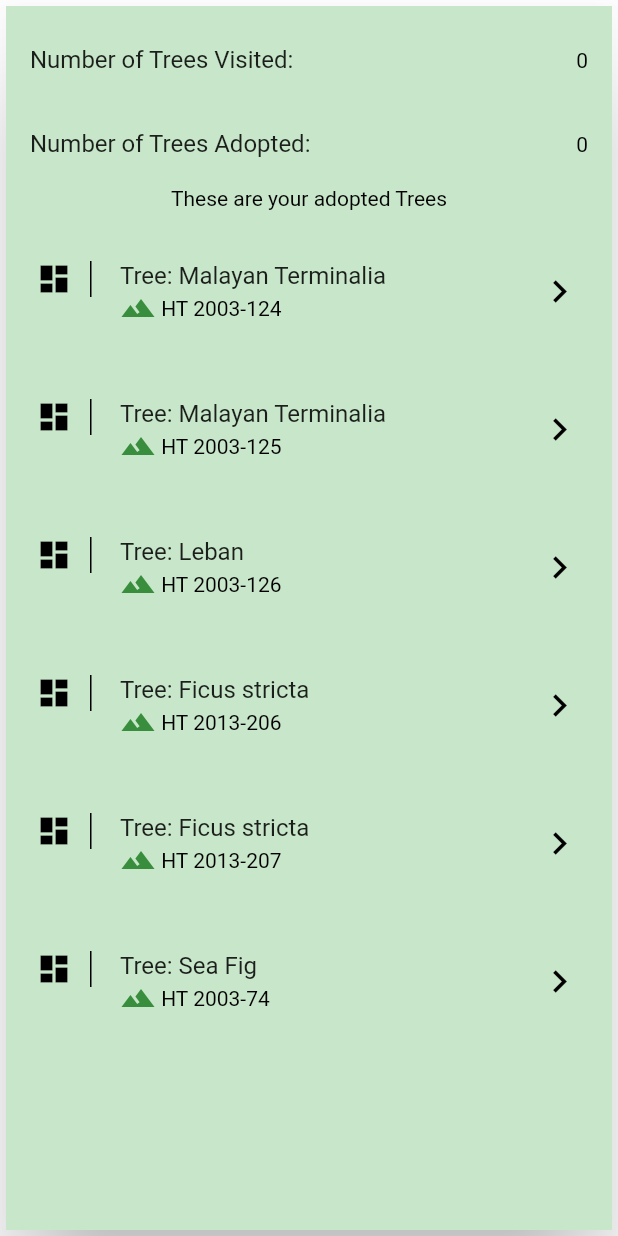
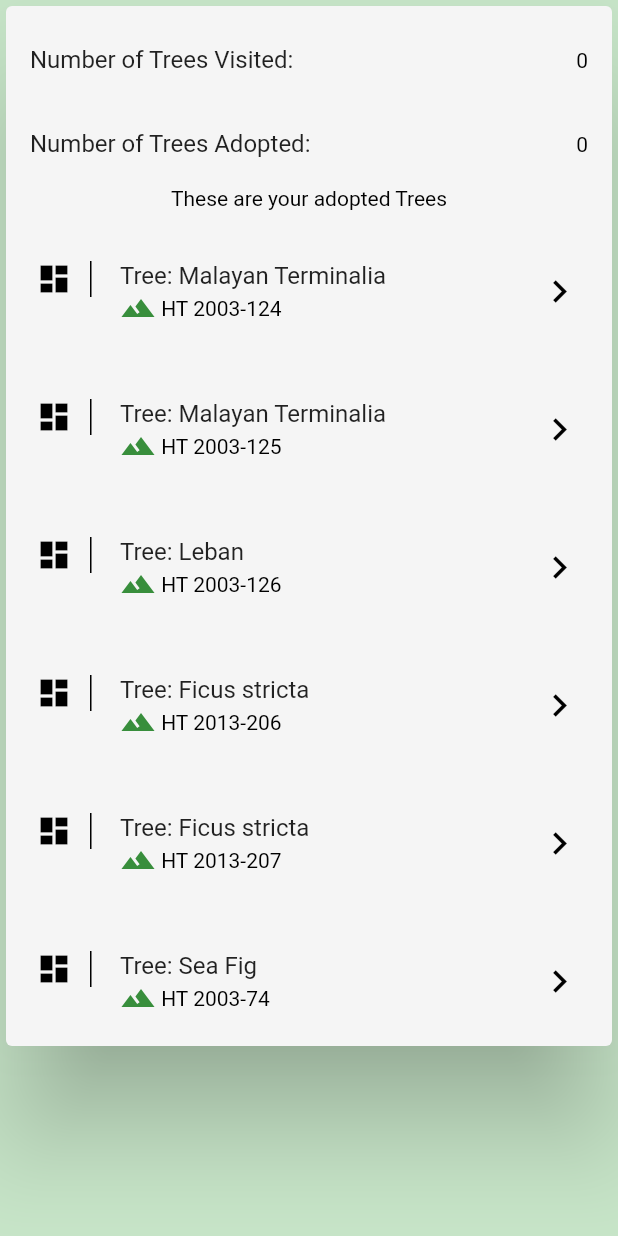
Before and after one commit to EugeneTeu/trees-secure, a Flutter app: the AdoptedTrees widget shown alone on an empty page, opened directly, on a phone screen of 412 x 824 dp. Run offline on Flutter 3.47's test engine with Material 2 defaults, Android fonts, the phone set to English and light mode, and no system bars; our stand-ins replace cloud_firestore, firebase_auth, flutter_map, flutter_spinkit, google_maps_flutter, latlong and 1 more; missing offline and left inert: stripe_payment; accounts and stored records are empty; generated files the repository leaves out were written again; project files that could hold a hidden picture were left out.

Commit message:
Remove scaffold

```diff
--- a/lib/screens/adopted_trees/adopted_trees.dart
+++ b/lib/screens/adopted_trees/adopted_trees.dart
@@ -74,8 +74,7 @@ class _AdoptedTreesState extends State<AdoptedTrees>
       elevation: 32.0,
       child: isLoading
           ? LoadingSpinner()
-          : Scaffold(
-              body: Column(
+          : Column(
               mainAxisAlignment: MainAxisAlignment.start,
               mainAxisSize: MainAxisSize.min,
               children: <Widget>[
@@ -108,7 +107,6 @@ class _AdoptedTreesState extends State<AdoptedTrees>
                 )
               ],
             ),
-            ),
     );
   }
 
```
Lines whose indentation alone changed are shown as unchanged.
